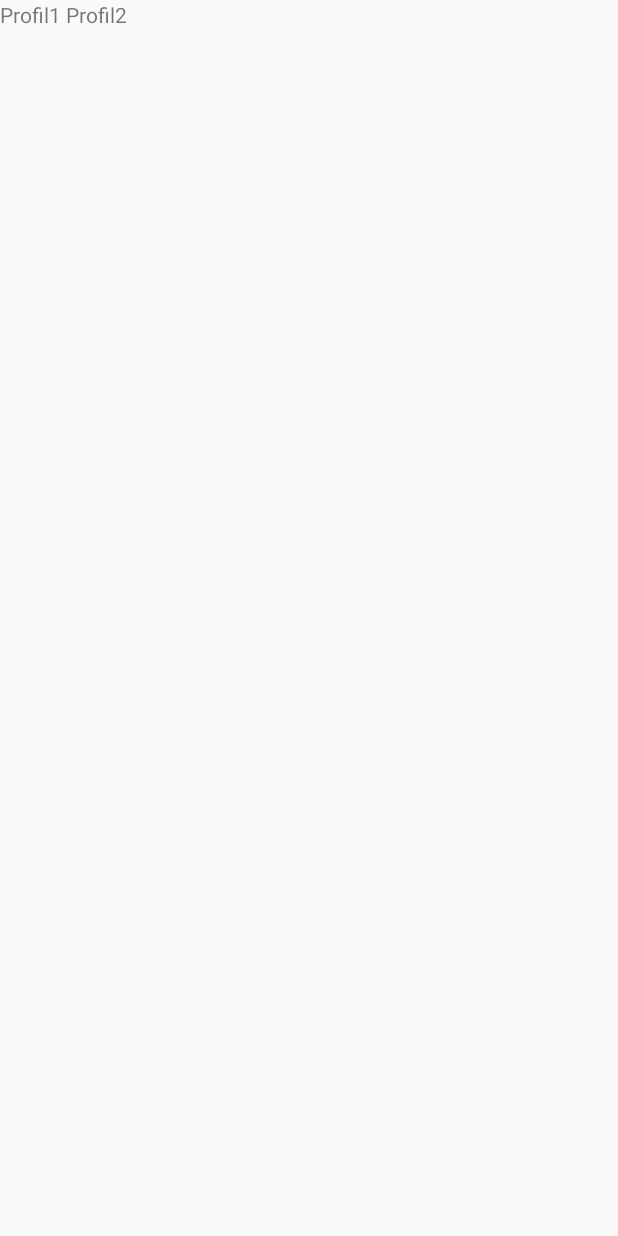
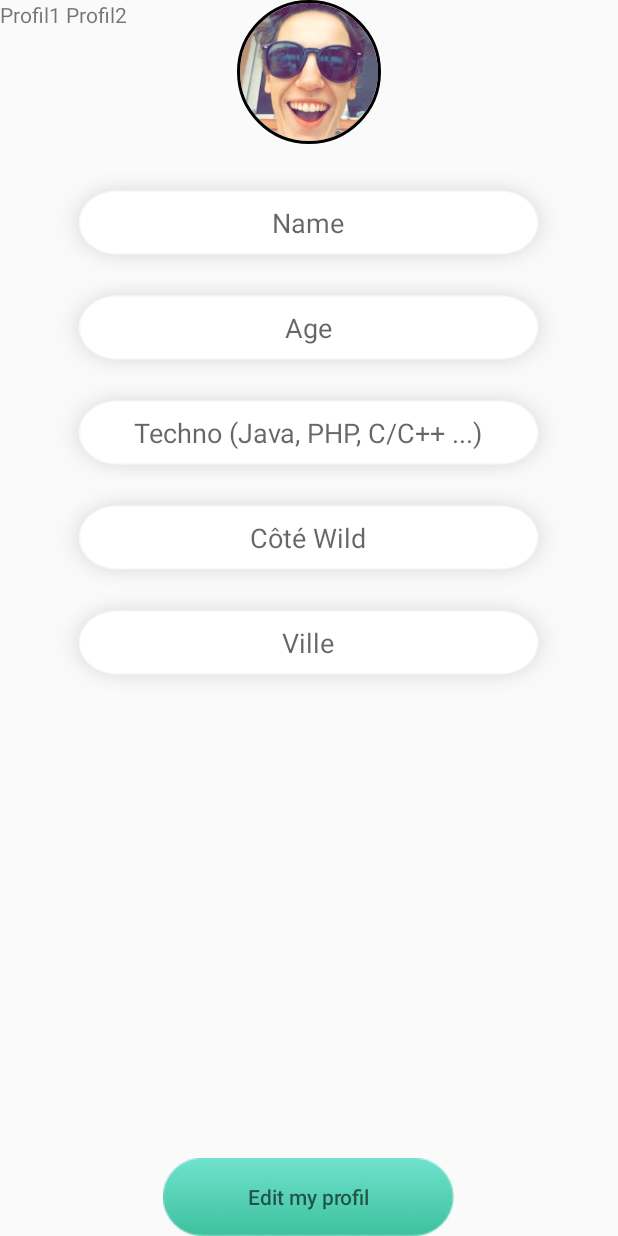
Before and after one commit to Mathieurgrd/MeetUs, an Android app: the screen it shows after launch (ScreenSlideActivity), on a phone screen of 412 x 824 dp. Before the commit the screen is almost empty. Run offline under Robolectric (Android 15) with nearby library versions, the phone set to English and light mode, and no system bars; our stand-ins replace CircleImageView.

Commit message:
Fuck git

```diff
--- a/app/build.gradle
+++ b/app/build.gradle
@@ -24,6 +24,7 @@ dependencies {
     androidTestCompile('com.android.support.test.espresso:espresso-core:2.2.2', {
         exclude group: 'com.android.support', module: 'support-annotations'
     })
+    compile 'de.hdodenhof:circleimageview:2.1.0'
     compile 'com.android.support:appcompat-v7:25.3.0'
     compile 'com.android.support:support-v4:25.3.0'
     compile 'com.google.firebase:firebase-auth:10.2.1'
--- a/app/src/main/res/layout/fragment_screen_slide_page.xml
+++ b/app/src/main/res/layout/fragment_screen_slide_page.xml
@@ -1,7 +1,12 @@
 <FrameLayout xmlns:android="http://schemas.android.com/apk/res/android"
     xmlns:tools="http://schemas.android.com/tools"
     android:layout_width="match_parent"
-    android:layout_height="match_parent">
+    android:layout_height="match_parent"
+    xmlns:app="http://schemas.android.com/apk/res-auto">
+
+    <RelativeLayout
+        android:layout_width="match_parent"
+        android:layout_height="match_parent">
 
     <!-- TODO: Update blank fragment layout -->
     <TextView
@@ -10,4 +15,94 @@
         android:text="@string/hello_blank_fragment"
         android:id="@+id/Random"/>
 
+
+
+    <EditText
+        android:layout_width="wrap_content"
+        android:layout_height="70dp"
+        android:inputType="textPersonName"
+        android:background="@drawable/text_d"
+        android:hint="Techno (Java, PHP, C/C++ ...)"
+        android:ems="10"
+        android:id="@+id/editTextTechno"
+        android:layout_below="@+id/editTextAge"
+        android:layout_alignLeft="@+id/editTextWild"
+        android:layout_alignStart="@+id/editTextWild"
+        android:gravity="center_vertical|center" />
+
+
+    <EditText
+        android:layout_width="wrap_content"
+        android:layout_height="70dp"
+        android:inputType="textPersonName"
+        android:background="@drawable/text_d"
+        android:hint="Age"
+        android:ems="10"
+        android:id="@+id/editTextAge"
+        android:gravity="center_vertical|center"
+        android:layout_below="@+id/editTextName"
+        android:layout_alignLeft="@+id/editTextTechno"
+        android:layout_alignStart="@+id/editTextTechno" />
+
+        <de.hdodenhof.circleimageview.CircleImageView
+            xmlns:app="http://schemas.android.com/apk/res-auto"
+            android:layout_width="96dp"
+            android:layout_height="96dp"
+            android:src="@drawable/imgmarineprofil"
+            app:civ_border_width="2dp"
+            app:civ_border_color="#FF000000"
+        android:id="@+id/PhotoProfil"
+        android:layout_alignParentTop="true"
+        android:layout_centerHorizontal="true" />
+
+    <EditText
+        android:layout_width="wrap_content"
+        android:layout_height="70dp"
+        android:inputType="textPersonName"
+        android:hint="Ville"
+        android:background="@drawable/text_d"
+        android:ems="10"
+        android:id="@+id/editTextVille"
+        android:gravity="center_vertical|center"
+        android:layout_below="@+id/editTextWild"
+        android:layout_alignLeft="@+id/editTextWild"
+        android:layout_alignStart="@+id/editTextWild" />
+
+    <EditText
+        android:layout_width="wrap_content"
+        android:layout_height="70dp"
+        android:inputType="textPersonName"
+        android:background="@drawable/text_d"
+        android:hint="Côté Wild"
+        android:ems="10"
+        android:id="@+id/editTextWild"
+        android:gravity="center_vertical|center"
+        android:layout_below="@+id/editTextTechno"
+        android:layout_centerHorizontal="true" />
+
+    <EditText
+        android:layout_width="wrap_content"
+        android:layout_height="70dp"
+        android:inputType="textPersonName"
+        android:background="@drawable/text_d"
+        android:hint="Name"
+        android:ems="10"
+        android:layout_marginTop="17dp"
+        android:id="@+id/editTextName"
+        android:gravity="center_vertical|center_horizontal"
+        android:layout_below="@+id/PhotoProfil"
+        android:layout_alignLeft="@+id/editTextAge"
+        android:layout_alignStart="@+id/editTextAge" />
+
+    <Button
+        android:hint="Edit my profil"
+        android:layout_width="wrap_content"
+        android:layout_height="wrap_content"
+        android:background="@drawable/start"
+        android:id="@+id/buttonProfil"
+        android:layout_alignParentBottom="true"
+        android:layout_centerHorizontal="true" />
+
+    </RelativeLayout>
+
 </FrameLayout>
--- a/app/src/main/res/values/attrs.xml
+++ b/app/src/main/res/values/attrs.xml
@@ -7,6 +7,10 @@
     <declare-styleable name="ButtonBarContainerTheme">
         <attr name="metaButtonBarStyle" format="reference" />
         <attr name="metaButtonBarButtonStyle" format="reference" />
+        <attr name="civ_border_width" format="dimension" />
+        <attr name="civ_border_color" format="color" />
+        <attr name="civ_border_overlay" format="boolean" />
+        <attr name="civ_fill_color" format="color" />
     </declare-styleable>
 
 </resources>
```
Also changed, not shown: app/src/main/java/com/example/mathieu/meetus/CircleImageView.java (added, +427 -0 lines), app/src/main/res/drawable/imgmarineprofil.png (added), 1 other file.
